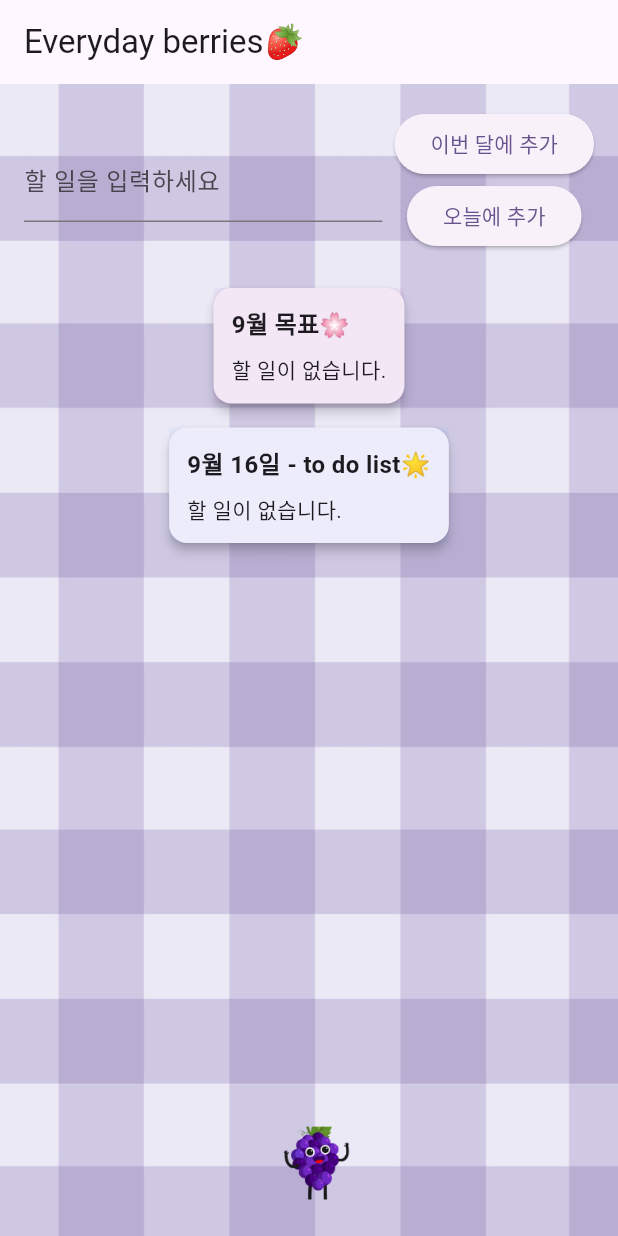
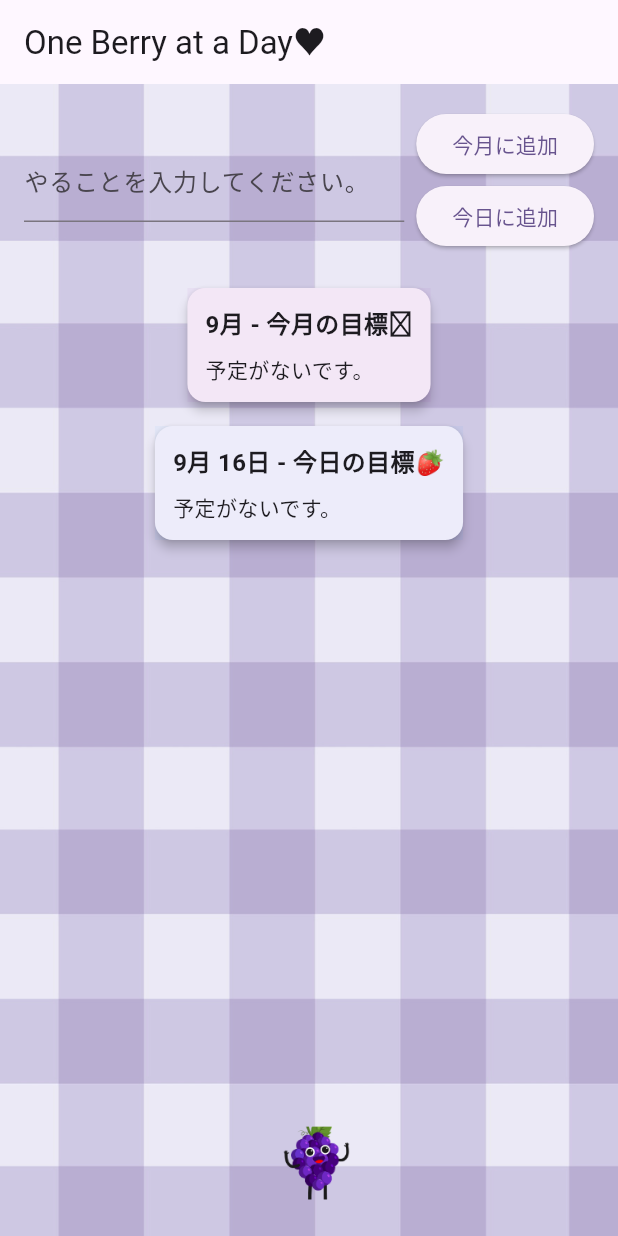
Before and after one commit to lenayoo/veryberries, a Flutter app: the screen it shows after launch, on a phone screen of 412 x 824 dp. Run offline on Flutter 3.47's test engine with Material 3 defaults, Android fonts, the phone set to English and light mode, and no system bars; our stand-ins replace flutter_secure_storage.

Commit message:
fix: some words

```diff
--- a/lib/main.dart
+++ b/lib/main.dart
@@ -61,8 +61,8 @@ class _TodoListPageState extends State<TodoListPage> {
     StorageHelper.saveDailyTodos(_dailyTodos, _todayKey);
   }
 
-  final String today = DateFormat('M월 d일').format(DateTime.now());
-  final String month = DateFormat('M월').format(DateTime.now());
+  final String today = DateFormat('M月 d日').format(DateTime.now());
+  final String month = DateFormat('M月').format(DateTime.now());
 
   void _addToMonthly() {
     if (_controller.text.trim().isEmpty) return;
@@ -99,7 +99,7 @@ class _TodoListPageState extends State<TodoListPage> {
               style: const TextStyle(fontSize: 16, fontWeight: FontWeight.bold),
             ),
             const SizedBox(height: 8),
-            if (todos.isEmpty) const Text("할 일이 없습니다."),
+            if (todos.isEmpty) const Text("予定がないです。"),
             ...todos.asMap().entries.map((entry) {
               final index = entry.key;
               final todo = entry.value;
@@ -150,7 +150,7 @@ class _TodoListPageState extends State<TodoListPage> {
   @override
   Widget build(BuildContext context) {
     return Scaffold(
-      appBar: AppBar(title: const Text('Everyday berries🍓')),
+      appBar: AppBar(title: const Text('One Berry at a Day♥️')),
       body: Stack(
         children: [
           // ✅ 배경 이미지 추가
@@ -169,7 +169,7 @@ class _TodoListPageState extends State<TodoListPage> {
                         child: TextField(
                           controller: _controller,
                           decoration: const InputDecoration(
-                            labelText: '할 일을 입력하세요',
+                            labelText: 'やることを入力してください。',
                           ),
                         ),
                       ),
@@ -178,11 +178,11 @@ class _TodoListPageState extends State<TodoListPage> {
                         children: [
                           ElevatedButton(
                             onPressed: _addToMonthly,
-                            child: const Text("이번 달에 추가"),
+                            child: const Text("今月に追加"),
                           ),
                           ElevatedButton(
                             onPressed: _addToDaily,
-                            child: const Text("오늘에 추가"),
+                            child: const Text("今日に追加"),
                           ),
                         ],
                       ),
@@ -194,12 +194,12 @@ class _TodoListPageState extends State<TodoListPage> {
                       child: Column(
                         children: [
                           _buildTodoBox(
-                            "$month 목표🌸",
+                            "$month - 今月の目標🫐",
                             _monthlyTodos,
                             Colors.purple,
                           ),
                           _buildTodoBox(
-                            "$today - to do list🌟",
+                            "$today - 今日の目標🍓",
                             _dailyTodos,
                             Colors.blue,
                           ),
```
